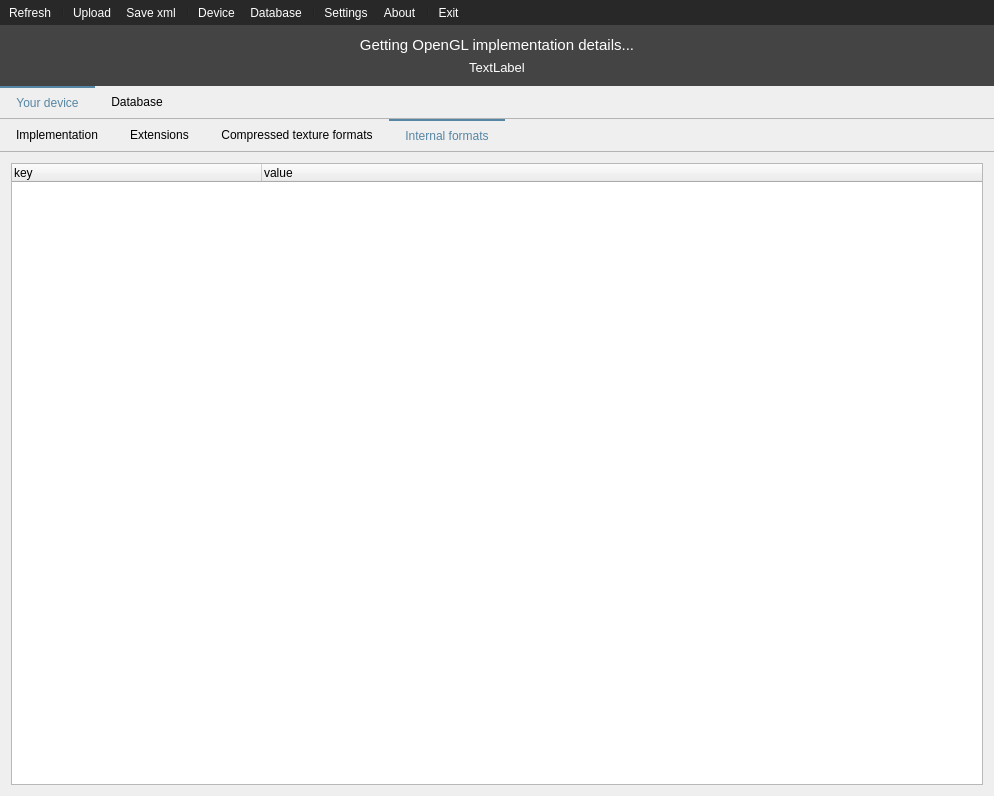
Qt form glCapsViewer.ui (SaschaWillems/glCapsViewer) before a commit.
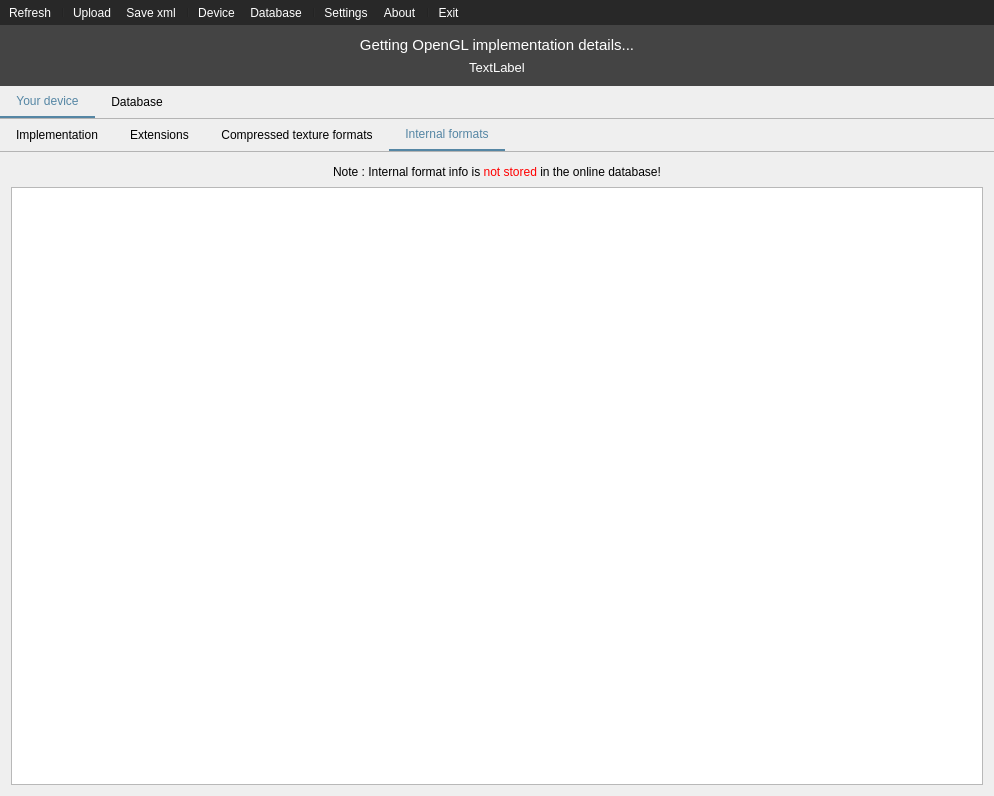
The same form after that commit. The open tabs and pages were chosen to show the change. Icons and pictures are not drawn.

Commit message: Visuals, wait cursor and info during report generation

```diff
--- a/glCapsViewer.ui
+++ b/glCapsViewer.ui
@@ -49,7 +49,7 @@
 
 QTabBar::tab:selected {
 color: #5586a4;
-border-top: 2px solid #5586a4;
+border-bottom: 2px solid #5586a4;
 }</string>
   </property>
   <widget class="QWidget" name="centralWidget">
@@ -400,6 +400,34 @@
                 <string>Internal formats</string>
                </attribute>
                <layout class="QVBoxLayout" name="verticalLayout_6">
+                <item>
+                 <widget class="QWidget" name="widget_5" native="true">
+                  <layout class="QHBoxLayout" name="horizontalLayout_2">
+                   <property name="leftMargin">
+                    <number>0</number>
+                   </property>
+                   <property name="topMargin">
+                    <number>2</number>
+                   </property>
+                   <property name="rightMargin">
+                    <number>0</number>
+                   </property>
+                   <property name="bottomMargin">
+                    <number>2</number>
+                   </property>
+                   <item>
+                    <widget class="QLabel" name="label_5">
+                     <property name="text">
+                      <string>&lt;html&gt;&lt;head/&gt;&lt;body&gt;&lt;p&gt;Note : Internal format info is&lt;span style=&quot; color:#ff0000;&quot;&gt; not stored&lt;/span&gt; in the online database!&lt;/p&gt;&lt;/body&gt;&lt;/html&gt;</string>
+                     </property>
+                     <property name="alignment">
+                      <set>Qt::AlignCenter</set>
+                     </property>
+                    </widget>
+                   </item>
+                  </layout>
+                 </widget>
+                </item>
                 <item>
                  <widget class="QTreeWidget" name="treeWidgetInternalFormats">
                   <property name="styleSheet">
@@ -414,6 +442,9 @@
                   <property name="indentation">
                    <number>10</number>
                   </property>
+                  <property name="headerHidden">
+                   <bool>true</bool>
+                  </property>
                   <attribute name="headerDefaultSectionSize">
                    <number>250</number>
                   </attribute>
```
Left out of the diff: 3 changed lines with no effect on the pictures. The commit also changes 2 other files.
